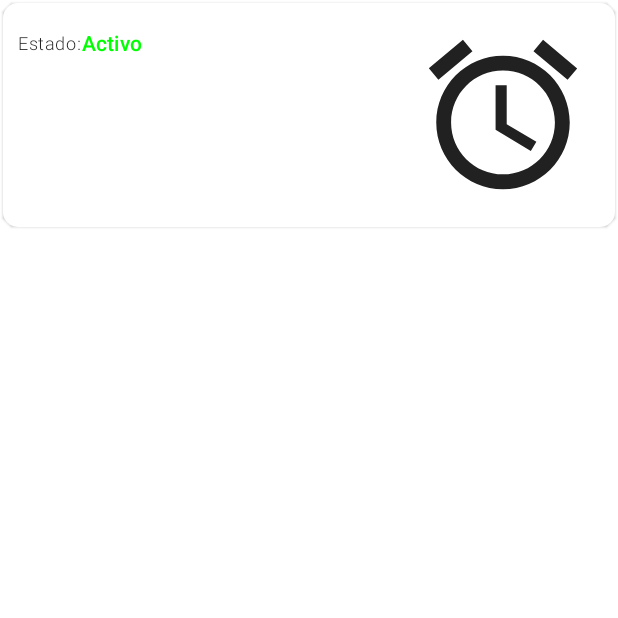
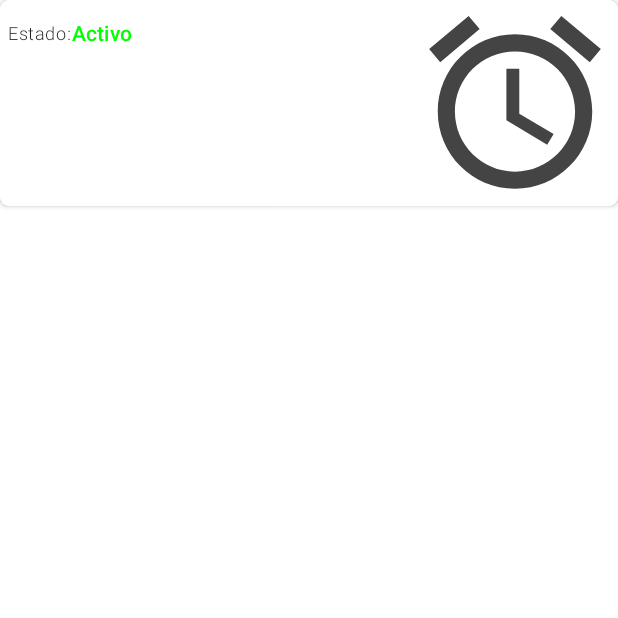
Before and after one commit to Hcnc100/NourseCompose, an Android app built with Jetpack Compose: the composable ItemAlarm shown on its own in the app's theme, on a phone screen of 412 x 824 dp, the top half of it. Run offline under Robolectric (Android 15) with nearby library versions, the phone set to English and light mode, and no system bars; our stand-ins replace Room's generated code, Shimmer; pictures from the network do not load; 1 statement that could not run was skipped.

Commit message:
refactor ItemAlarm

```diff
--- a/app/src/main/java/com/nullpointer/noursecompose/core/utils/Extensions.kt
+++ b/app/src/main/java/com/nullpointer/noursecompose/core/utils/Extensions.kt
@@ -14,10 +14,18 @@ import android.widget.Toast
 import androidx.activity.ComponentActivity
 import androidx.annotation.PluralsRes
 import androidx.annotation.StringRes
+import androidx.compose.foundation.background
+import androidx.compose.foundation.isSystemInDarkTheme
 import androidx.compose.runtime.Composable
+import androidx.compose.ui.Modifier
+import androidx.compose.ui.composed
+import androidx.compose.ui.graphics.Color
 import androidx.compose.ui.platform.LocalContext
 import androidx.hilt.navigation.compose.hiltViewModel
 import androidx.lifecycle.ViewModel
+import coil.compose.AsyncImagePainter
+import com.valentinilk.shimmer.Shimmer
+import com.valentinilk.shimmer.shimmer
 import kotlinx.coroutines.CoroutineDispatcher
 import kotlinx.coroutines.CoroutineScope
 import kotlinx.coroutines.launch
@@ -170,10 +178,25 @@ fun Context.getNotificationManager(): NotificationManager {
     return getSystemService(NOTIFICATION_SERVICE) as NotificationManager
 }
 
-val Context.correctFlag:Int get() {
-    return if (Build.VERSION.SDK_INT >= Build.VERSION_CODES.M) {
-        PendingIntent.FLAG_IMMUTABLE or PendingIntent.FLAG_UPDATE_CURRENT
-    } else {
-        PendingIntent.FLAG_UPDATE_CURRENT
+val Context.correctFlag: Int
+    get() {
+        return if (Build.VERSION.SDK_INT >= Build.VERSION_CODES.M) {
+            PendingIntent.FLAG_IMMUTABLE or PendingIntent.FLAG_UPDATE_CURRENT
+        } else {
+            PendingIntent.FLAG_UPDATE_CURRENT
+        }
     }
+
+
+val AsyncImagePainter.isSuccess get() = state is AsyncImagePainter.State.Success
+
+@Composable
+fun getGrayColor(): Color {
+    return (if (isSystemInDarkTheme()) Color.LightGray else Color.DarkGray)
 }
+
+fun Modifier.myShimmer(
+    shimmer: Shimmer,
+): Modifier = composed {
+    shimmer(shimmer).background(getGrayColor())
+}
--- a/app/src/main/java/com/nullpointer/noursecompose/ui/screen/alarms/ItemAlarm.kt
+++ b/app/src/main/java/com/nullpointer/noursecompose/ui/screen/alarms/componets/items/ItemAlarm.kt
@@ -1,24 +1,21 @@
-package com.nullpointer.noursecompose.ui.screen.alarms
+package com.nullpointer.noursecompose.ui.screen.alarms.componets.items
 
 import android.content.Context
+import androidx.compose.animation.animateColorAsState
 import androidx.compose.foundation.ExperimentalFoundationApi
 import androidx.compose.foundation.combinedClickable
 import androidx.compose.foundation.layout.*
-import androidx.compose.foundation.shape.RoundedCornerShape
-import androidx.compose.material.Card
-import androidx.compose.material.Icon
 import androidx.compose.material.MaterialTheme
+import androidx.compose.material.Surface
 import androidx.compose.material.Text
 import androidx.compose.runtime.Composable
-import androidx.compose.runtime.derivedStateOf
 import androidx.compose.runtime.getValue
 import androidx.compose.runtime.remember
 import androidx.compose.ui.Alignment
 import androidx.compose.ui.Modifier
-import androidx.compose.ui.draw.drawBehind
+import androidx.compose.ui.draw.clip
 import androidx.compose.ui.graphics.Color
 import androidx.compose.ui.platform.LocalContext
-import androidx.compose.ui.res.painterResource
 import androidx.compose.ui.res.stringResource
 import androidx.compose.ui.text.font.FontWeight
 import androidx.compose.ui.text.style.TextOverflow
@@ -27,7 +24,6 @@ import com.nullpointer.noursecompose.R
 import com.nullpointer.noursecompose.core.utils.TimeUtils.getStringTimeAboutNow
 import com.nullpointer.noursecompose.models.ItemSelected
 import com.nullpointer.noursecompose.models.alarm.Alarm
-import com.nullpointer.noursecompose.ui.share.AlarmCurrent
 import com.nullpointer.noursecompose.ui.share.ImageAlarm
 
 @OptIn(ExperimentalFoundationApi::class)
@@ -35,45 +31,49 @@ import com.nullpointer.noursecompose.ui.share.ImageAlarm
 fun ItemAlarm(
     alarm: Alarm,
     isSelectedEnable: Boolean,
+    modifier: Modifier = Modifier,
     changeSelectState: (ItemSelected) -> Unit,
-    actionClickSimple: (alarm: Alarm) -> Unit,
-    modifier: Modifier = Modifier
+    actionClickSimple: (alarm: Alarm) -> Unit
 ) {
 
-    val backgroundColor by remember(alarm.isSelected) {
-        derivedStateOf {
-            if (alarm.isSelected) Color.Cyan.copy(alpha = 0.5f) else Color.Unspecified
-        }
-    }
+    val colorSelected by animateColorAsState(
+        targetValue = if (alarm.isSelected) MaterialTheme.colors.primary.copy(alpha = 0.8f) else MaterialTheme.colors.surface
+    )
 
-    Card(
-        modifier = modifier.padding(2.dp),
-        shape = RoundedCornerShape(10.dp)
+    Surface(
+        modifier = modifier,
+        color = colorSelected,
+        shape = MaterialTheme.shapes.small,
+        elevation = 2.dp
     ) {
         Row(
             modifier = Modifier
-                .drawBehind { drawRect(backgroundColor) }
                 .combinedClickable(
                     onClick = {
                         if (isSelectedEnable) changeSelectState(alarm) else actionClickSimple(alarm)
                     },
-                    onLongClick = { if (!isSelectedEnable) changeSelectState(alarm) },
+                    onLongClick = { if (!isSelectedEnable) changeSelectState(alarm) }
                 )
-                .padding(10.dp)
         ) {
-            Column(modifier = Modifier.weight(2f)) {
-                TextStateAlarm(alarmIsActivate = alarm.isActive)
+            Column(
+                modifier = Modifier
+                    .weight(2f)
+                    .padding(start = 5.dp, top = 5.dp, end = 5.dp)
+            ) {
+                TextStateAlarm(isActive = alarm.isActive)
                 TextInfoAlarm(
                     titleAlarm = alarm.name,
                     timeNextAlarm = alarm.nextAlarm
                 )
             }
-            AlarmCurrent(
-                imgAlarm = alarm.pathFile,
+            ImageAlarm(
+                path = alarm.pathFile,
+                imageDefault = R.drawable.ic_alarm,
                 modifier = Modifier
                     .weight(1f)
                     .fillMaxWidth()
                     .aspectRatio(1f)
+                    .clip(MaterialTheme.shapes.small)
             )
         }
     }
@@ -85,41 +85,49 @@ private fun TextInfoAlarm(
     timeNextAlarm: Long?,
     context: Context = LocalContext.current
 ) {
-    val textNextAlarm by remember {
-        derivedStateOf {
-            if (timeNextAlarm != null) getStringTimeAboutNow(timeNextAlarm, context) else null
-
-        }
+    val textNextAlarm = remember(timeNextAlarm) {
+        if (timeNextAlarm != null) getStringTimeAboutNow(timeNextAlarm, context) else null
     }
     Text(
         titleAlarm,
-        modifier = Modifier.padding(vertical = 5.dp),
+        maxLines = 1,
+        overflow = TextOverflow.Ellipsis,
         style = MaterialTheme.typography.h6,
-        maxLines = 1,
-        overflow = TextOverflow.Ellipsis
+        modifier = Modifier.padding(vertical = 5.dp)
     )
     textNextAlarm?.let {
-        Text(stringResource(R.string.sub_title_next_alarm),
+        Text(
+            stringResource(R.string.sub_title_next_alarm),
             fontWeight = FontWeight.W300,
             modifier = Modifier.padding(vertical = 2.dp),
             style = MaterialTheme.typography.caption,
             overflow = TextOverflow.Ellipsis
         )
         Spacer(modifier = Modifier.width(4.dp))
-        Text(text = it,
+        Text(
+            text = it,
             fontWeight = FontWeight.W300,
             modifier = Modifier.padding(vertical = 2.dp),
             style = MaterialTheme.typography.caption,
             maxLines = 1,
-            overflow = TextOverflow.Ellipsis)
+            overflow = TextOverflow.Ellipsis
+        )
     }
 }
 
 
 @Composable
 private fun TextStateAlarm(
-    alarmIsActivate: Boolean,
+    isActive: Boolean,
 ) {
+
+    val (textState, colorTextState) = remember(isActive) {
+        if (isActive)
+            Pair(R.string.text_state_active, Color.Green)
+        else
+            Pair(R.string.text_state_inactive, Color.Red)
+    }
+
     Row(
         verticalAlignment = Alignment.CenterVertically,
         modifier = Modifier.padding(vertical = 5.dp)
@@ -130,10 +138,10 @@ private fun TextStateAlarm(
             fontWeight = FontWeight.W300
         )
         Text(
-            if (alarmIsActivate) stringResource(R.string.text_state_active) else stringResource(R.string.text_state_inactive),
-            color = if (alarmIsActivate) Color.Green else Color.Red,
-            style = MaterialTheme.typography.subtitle2,
-            fontWeight = FontWeight.W500
+            fontWeight = FontWeight.W500,
+            color = colorTextState,
+            text = stringResource(id = textState),
+            style = MaterialTheme.typography.subtitle2
         )
     }
 }
--- a/app/src/main/java/com/nullpointer/noursecompose/ui/share/ImageAlarm.kt
+++ b/app/src/main/java/com/nullpointer/noursecompose/ui/share/ImageAlarm.kt
@@ -1,35 +1,43 @@
 package com.nullpointer.noursecompose.ui.share
 
+import android.content.Context
+import androidx.annotation.DrawableRes
 import androidx.compose.foundation.Image
 import androidx.compose.foundation.layout.padding
 import androidx.compose.material.Icon
 import androidx.compose.runtime.Composable
 import androidx.compose.ui.Modifier
+import androidx.compose.ui.graphics.ColorFilter
 import androidx.compose.ui.layout.ContentScale
 import androidx.compose.ui.platform.LocalContext
 import androidx.compose.ui.res.painterResource
 import androidx.compose.ui.res.stringResource
 import androidx.compose.ui.unit.dp
-import coil.compose.AsyncImagePainter
 import coil.compose.rememberAsyncImagePainter
 import coil.request.ImageRequest
 import com.nullpointer.noursecompose.R
+import com.nullpointer.noursecompose.core.utils.getGrayColor
+import com.nullpointer.noursecompose.core.utils.isSuccess
 
 @Composable
 fun ImageAlarm(
     path: String?,
-    modifier: Modifier = Modifier
+    modifier: Modifier = Modifier,
+    @DrawableRes
+    imageDefault: Int = R.drawable.ic_image,
+    context: Context = LocalContext.current
 ) {
     val painter = rememberAsyncImagePainter(
-        model = ImageRequest.Builder(LocalContext.current).data(path).crossfade(true).build(),
-        placeholder = painterResource(id = R.drawable.ic_image),
+        model = ImageRequest.Builder(context).data(path).crossfade(true).build(),
+        placeholder = painterResource(id = imageDefault),
         error = painterResource(id = R.drawable.ic_broken_image)
     )
     Image(
         modifier = modifier,
-        painter = if(path == null) painterResource(id = R.drawable.ic_image) else painter,
-        contentScale = if (painter.state is AsyncImagePainter.State.Success) ContentScale.Crop else ContentScale.Fit,
-        contentDescription = stringResource(id = R.string.description_img_alarm)
+        painter = if (path == null) painterResource(id = imageDefault) else painter,
+        contentScale = if (painter.isSuccess) ContentScale.Crop else ContentScale.Fit,
+        contentDescription = stringResource(id = R.string.description_img_alarm),
+        colorFilter = if (painter.isSuccess) null else ColorFilter.tint(getGrayColor())
     )
 }
 
--- a/app/src/main/java/com/nullpointer/noursecompose/ui/theme/Shape.kt
+++ b/app/src/main/java/com/nullpointer/noursecompose/ui/theme/Shape.kt
@@ -5,7 +5,7 @@ import androidx.compose.material.Shapes
 import androidx.compose.ui.unit.dp
 
 val Shapes = Shapes(
-    small = RoundedCornerShape(4.dp),
+    small = RoundedCornerShape(6.dp),
     medium = RoundedCornerShape(4.dp),
     large = RoundedCornerShape(0.dp)
 )
```
Also changed, not shown: app/src/main/java/com/nullpointer/noursecompose/ui/screen/alarms/AlarmScreen.kt (+11 -2 lines).
